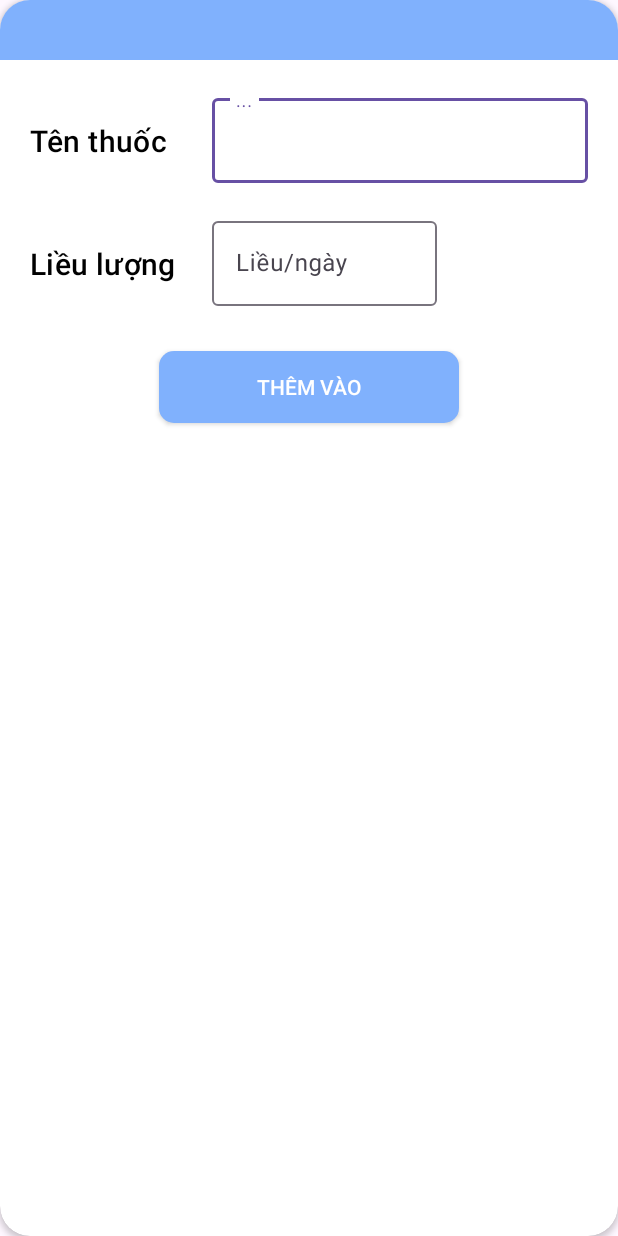
After one commit to khakurom/ElderlyCare, an Android app: the layout bottom_sheet_add_medicine_type.xml on its own in the app's theme, with its tools: preview values and no code run, on a phone screen of 412 x 824 dp. The commit adds this screen. Run offline under Robolectric (Android 15) with nearby library versions, the phone set to English and light mode, and no system bars.

Commit message:
commit 281123

```diff
--- /dev/null
+++ b/app/src/main/java/com/project/elderlyhealthcare/domain/models/MedicineTypeModel.kt
@@ -0,0 +1,6 @@
+package com.project.elderlyhealthcare.domain.models
+
+data class MedicineTypeModel(
+    val medicineName : String,
+    val medicineDoes : Int
+)
--- a/app/src/main/java/com/project/elderlyhealthcare/presentation/adapter/BaseAdapter.kt
+++ b/app/src/main/java/com/project/elderlyhealthcare/presentation/adapter/BaseAdapter.kt
@@ -11,8 +11,8 @@ interface OnItemSelectListener<T> {
 	fun onItemSelected(item: T, position: Int)
 }
 
-interface OnItemClearListener<T> {
-	fun onItemClear(item: T, position: Int)
+interface OnItemRemoveListener<T> {
+	fun onItemRemove(item: T, position: Int)
 }
 
 /**
@@ -21,7 +21,7 @@ interface OnItemClearListener<T> {
 abstract class BaseAdapterDiffUtil<T, VB : ViewBinding, VH : BaseAdapterDiffUtil.BaseViewHolder<T, VB>>(diffCallback: DiffUtil.ItemCallback<T>) :
 	ListAdapter<T, VH>(diffCallback) {
 	var onItemSelectListener: OnItemSelectListener<T>? = null
-	var onIvClearListener: OnItemClearListener<T>? = null
+	var onItemRemoveListener: OnItemRemoveListener<T>? = null
 
 	override fun onCreateViewHolder(parent: ViewGroup, viewType: Int): VH {
 		val inflater = LayoutInflater.from(parent.context)
--- a/app/src/main/java/com/project/elderlyhealthcare/presentation/adapter/ExerciseAdapter.kt
+++ b/app/src/main/java/com/project/elderlyhealthcare/presentation/adapter/ExerciseAdapter.kt
@@ -1,13 +1,10 @@
 package com.project.elderlyhealthcare.presentation.adapter
 
-import android.util.Log
 import android.view.LayoutInflater
 import android.view.ViewGroup
-import android.widget.Toast
 import androidx.recyclerview.widget.DiffUtil
 import com.project.elderlyhealthcare.databinding.ItemExerciseEventBinding
 import com.project.elderlyhealthcare.domain.models.ExerciseEventModel
-import com.project.elderlyhealthcare.presentation.fragment.not_login.LoginFragmentDirections
 import com.project.elderlyhealthcare.utils.Utils.sortDayList
 
 class ExerciseAdapter :
@@ -49,7 +46,7 @@ class ExerciseAdapter :
             onItemSelectListener?.onItemSelected(getItem(holder.absoluteAdapterPosition), holder.absoluteAdapterPosition)
         }
         holder.binding.itemExerciseIvClear.setOnClickListener {
-            onIvClearListener?.onItemClear(getItem(holder.absoluteAdapterPosition), holder.absoluteAdapterPosition)
+            onItemRemoveListener?.onItemRemove(getItem(holder.absoluteAdapterPosition), holder.absoluteAdapterPosition)
         }
     }
 }
--- a/app/src/main/java/com/project/elderlyhealthcare/presentation/fragment/main/event/AddExerciseFragment.kt
+++ b/app/src/main/java/com/project/elderlyhealthcare/presentation/fragment/main/event/AddExerciseFragment.kt
@@ -51,7 +51,7 @@ class AddExerciseFragment :
                     v.hideKeyboard()
                 }
             })
-            addExBtAddReminder.setOnClickListener(object : SingleClickListener() {
+            addExBtAddEvent.setOnClickListener(object : SingleClickListener() {
                 override fun onSingleClick(v: View) {
                     createExerciseEvent()
                 }
--- /dev/null
+++ b/app/src/main/res/layout/bottom_sheet_add_medicine_type.xml
@@ -0,0 +1,123 @@
+<?xml version="1.0" encoding="utf-8"?>
+<androidx.cardview.widget.CardView xmlns:android="http://schemas.android.com/apk/res/android"
+    android:layout_width="match_parent"
+    xmlns:app="http://schemas.android.com/apk/res-auto"
+    xmlns:bind="http://schemas.android.com/tools"
+    app:cardCornerRadius="20dp"
+    android:background="@color/white"
+    android:backgroundTint="@color/white"
+    android:layout_height="match_parent">
+
+    <androidx.constraintlayout.widget.ConstraintLayout
+        android:layout_width="match_parent"
+        android:layout_height="wrap_content">
+        <FrameLayout
+            android:id="@+id/frame_layout"
+            android:layout_width="match_parent"
+            android:layout_height="40dp"
+            app:layout_constraintTop_toTopOf="parent"
+            app:layout_constraintStart_toStartOf="parent"
+            app:layout_constraintEnd_toEndOf="parent"
+            android:background="@color/login_blue"/>
+
+        <androidx.constraintlayout.widget.ConstraintLayout
+            android:layout_width="match_parent"
+            android:layout_height="match_parent"
+            app:layout_constraintTop_toBottomOf="@id/frame_layout"
+            app:layout_constraintStart_toStartOf="parent"
+            app:layout_constraintEnd_toEndOf="parent">
+
+            <TextView
+                android:id="@+id/textView1"
+                style="@style/TextAppearance.MaterialComponents.Headline6"
+                android:layout_width="wrap_content"
+                android:layout_height="wrap_content"
+                android:layout_margin="20dp"
+                android:fontFamily="@font/josefinsans_bold"
+                android:text="Tên thuốc"
+                android:textColor="@color/black"
+                app:layout_constraintStart_toStartOf="parent"
+                app:layout_constraintTop_toTopOf="@id/bottom_sheet_layout_medicine_name" />
+
+            <com.google.android.material.textfield.TextInputLayout
+                android:id="@+id/bottom_sheet_layout_medicine_name"
+                style="@style/Widget.Material3.TextInputLayout.OutlinedBox"
+                android:layout_width="0dp"
+                android:layout_height="wrap_content"
+                android:hint="..."
+                app:layout_constraintTop_toTopOf="parent"
+                android:layout_marginTop="20dp"
+                android:layout_marginEnd="20dp"
+                android:layout_marginStart="30dp"
+                app:layout_constraintEnd_toEndOf="parent"
+                app:layout_constraintStart_toEndOf="@+id/textView1"
+                bind:counterMaxLength="40"
+                bind:endIconMode="clear_text"
+                app:endIconDrawable="@drawable/ic_clear"
+                bind:layout_constraintTop_toBottomOf="@+id/textView10">
+
+                <com.google.android.material.textfield.TextInputEditText
+                    android:id="@+id/bottom_sheet_ed_medicine_name"
+                    android:layout_width="match_parent"
+                    android:layout_height="wrap_content"
+                    android:inputType="text"
+                    android:maxLength="40"
+                    android:textColor="@color/black" />
+            </com.google.android.material.textfield.TextInputLayout>
+
+            <TextView
+                android:id="@+id/textView2"
+                style="@style/TextAppearance.MaterialComponents.Headline6"
+                android:layout_width="wrap_content"
+                android:layout_height="wrap_content"
+                android:layout_margin="20dp"
+                android:fontFamily="@font/josefinsans_bold"
+                android:text="Liều lượng"
+                android:textColor="@color/black"
+                app:layout_constraintStart_toStartOf="parent"
+                app:layout_constraintTop_toTopOf="@id/bottom_sheet_layout_medicine_dose" />
+
+            <com.google.android.material.textfield.TextInputLayout
+                android:id="@+id/bottom_sheet_layout_medicine_dose"
+                style="@style/Widget.Material3.TextInputLayout.OutlinedBox"
+                android:layout_width="150dp"
+                android:layout_height="wrap_content"
+                android:hint="Liều/ngày"
+                android:layout_marginTop="20dp"
+                app:layout_constraintTop_toBottomOf="@id/bottom_sheet_layout_medicine_name"
+                app:layout_constraintStart_toStartOf="@id/bottom_sheet_layout_medicine_name"
+                >
+
+                <com.google.android.material.textfield.TextInputEditText
+                    android:id="@+id/bottom_sheet_ed_medicine_dose"
+                    android:layout_width="match_parent"
+                    android:layout_height="wrap_content"
+                    android:inputType="number"
+                    android:maxLength="2"
+                    android:textColor="@color/black" />
+            </com.google.android.material.textfield.TextInputLayout>
+
+            <androidx.appcompat.widget.AppCompatButton
+                android:id="@+id/bottom_sheet_bt_add_medicine"
+                android:layout_width="200dp"
+                android:layout_height="wrap_content"
+                android:layout_marginTop="30dp"
+                android:background="@drawable/ripple_button"
+                android:text="Thêm vào"
+                app:layout_constraintBottom_toBottomOf="parent"
+                android:layout_marginBottom="30dp"
+                android:textColor="@color/white"
+                app:layout_constraintEnd_toEndOf="parent"
+                app:layout_constraintStart_toStartOf="parent"
+                app:layout_constraintTop_toBottomOf="@id/bottom_sheet_layout_medicine_dose" />
+
+
+        </androidx.constraintlayout.widget.ConstraintLayout>
+
+    </androidx.constraintlayout.widget.ConstraintLayout>
+
+
+
+
+
+</androidx.cardview.widget.CardView>
--- a/app/src/main/res/layout/fragment_add_exercise.xml
+++ b/app/src/main/res/layout/fragment_add_exercise.xml
@@ -280,7 +280,7 @@
                 </com.google.android.material.textfield.TextInputLayout>
 
                 <androidx.appcompat.widget.AppCompatButton
-                    android:id="@+id/add_ex_bt_add_reminder"
+                    android:id="@+id/add_ex_bt_add_event"
                     android:layout_width="0dp"
                     android:layout_height="wrap_content"
                     android:background="@drawable/ripple_button"
--- a/app/src/main/res/values/strings.xml
+++ b/app/src/main/res/values/strings.xml
@@ -27,6 +27,9 @@
     <string name="day_month_year">%s/%s/%s</string>
     <string name="hour_minutes">%s:%s giờ</string>
 
+    // item
+    <string name="item_medicine_dose">%s liều/ngày</string>
+
     // list tỉnh thành
     <string-array name="list_prefecture">
         <item>Hồ Chí Minh</item>
```
Also changed, not shown: app/src/main/java/com/project/elderlyhealthcare/presentation/adapter/MedicineTypeAdapter.kt (added, +60 -0 lines), app/src/main/java/com/project/elderlyhealthcare/presentation/fragment/main/event/AddMedicineFragment.kt (+53 -16 lines), app/src/main/java/com/project/elderlyhealthcare/presentation/fragment/main/event/ExerciseEventFragment.kt (+3 -6 lines), app/src/main/java/com/project/elderlyhealthcare/utils/CustomBottomSheet.kt (added, +42 -0 lines), app/src/main/res/layout/fragment_add_medicine.xml (+8 -3 lines), app/src/main/res/layout/item_medicine_type.xml (+15 -7 lines).
